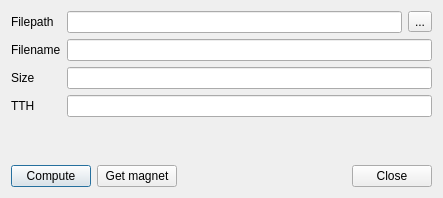
This is eiskaltdcpp-qt/ui/UIFileHasher.ui in eiskaltdcpp/eiskaltdcpp as Qt 5 draws it before an edit. The edited form follows.
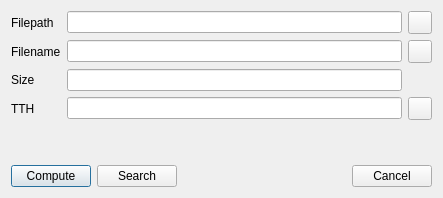
This is the edited form. Custom widgets are drawn as their Qt base class.

Commit message:
[Qt] Improve dialog for calculating TTH
of arbitrary file from file system.

Diff of the .ui file:
```diff
--- a/eiskaltdcpp-qt/ui/UIFileHasher.ui
+++ b/eiskaltdcpp-qt/ui/UIFileHasher.ui
@@ -59,6 +59,34 @@
       <property name="bottomMargin">
        <number>0</number>
       </property>
+      <item row="0" column="1">
+       <widget class="LineEdit" name="lineEdit_FILE">
+        <property name="readOnly">
+         <bool>false</bool>
+        </property>
+       </widget>
+      </item>
+      <item row="2" column="1">
+       <widget class="QLineEdit" name="lineEdit_SIZE">
+        <property name="readOnly">
+         <bool>true</bool>
+        </property>
+       </widget>
+      </item>
+      <item row="3" column="1">
+       <widget class="LineEdit" name="lineEdit_TTH">
+        <property name="readOnly">
+         <bool>true</bool>
+        </property>
+       </widget>
+      </item>
+      <item row="1" column="1">
+       <widget class="LineEdit" name="lineEdit_FNAME">
+        <property name="readOnly">
+         <bool>false</bool>
+        </property>
+       </widget>
+      </item>
       <item row="0" column="0">
        <widget class="QLabel" name="label_1">
         <property name="text">
@@ -66,17 +94,49 @@
         </property>
        </widget>
       </item>
-      <item row="0" column="1">
-       <widget class="QLineEdit" name="lineEdit_FILE">
-        <property name="readOnly">
-         <bool>false</bool>
+      <item row="2" column="0">
+       <widget class="QLabel" name="label_4">
+        <property name="text">
+         <string>Size</string>
+        </property>
+       </widget>
+      </item>
+      <item row="3" column="2">
+       <widget class="QToolButton" name="toolButton_COPY_MAGNET">
+        <property name="maximumSize">
+         <size>
+          <width>16777215</width>
+          <height>16777215</height>
+         </size>
+        </property>
+        <property name="toolTip">
+         <string>Copy magnet link to clipboard</string>
+        </property>
+        <property name="text">
+         <string/>
         </property>
        </widget>
       </item>
       <item row="0" column="2">
        <widget class="QToolButton" name="toolButton_BROWSE">
         <property name="text">
-         <string notr="true">...</string>
+         <string notr="true"/>
+        </property>
+       </widget>
+      </item>
+      <item row="1" column="2">
+       <widget class="QToolButton" name="toolButton_COPY_SEARCH_LINK">
+        <property name="maximumSize">
+         <size>
+          <width>16777215</width>
+          <height>16777215</height>
+         </size>
+        </property>
+        <property name="toolTip">
+         <string>Copy search link to clipboard</string>
+        </property>
+        <property name="text">
+         <string/>
         </property>
        </widget>
       </item>
@@ -87,27 +147,6 @@
         </property>
        </widget>
       </item>
-      <item row="1" column="1" colspan="2">
-       <widget class="LineEdit" name="lineEdit_FNAME">
-        <property name="readOnly">
-         <bool>false</bool>
-        </property>
-       </widget>
-      </item>
-      <item row="2" column="0">
-       <widget class="QLabel" name="label_4">
-        <property name="text">
-         <string>Size</string>
-        </property>
-       </widget>
-      </item>
-      <item row="2" column="1" colspan="2">
-       <widget class="QLineEdit" name="lineEdit_SIZE">
-        <property name="readOnly">
-         <bool>true</bool>
-        </property>
-       </widget>
-      </item>
       <item row="3" column="0">
        <widget class="QLabel" name="label_2">
         <property name="text">
@@ -115,13 +154,6 @@
         </property>
        </widget>
       </item>
-      <item row="3" column="1" colspan="2">
-       <widget class="QLineEdit" name="lineEdit_TTH">
-        <property name="readOnly">
-         <bool>true</bool>
-        </property>
-       </widget>
-      </item>
      </layout>
     </widget>
    </item>
@@ -150,7 +182,7 @@
      <item>
       <widget class="QPushButton" name="pushButton_MAGNET">
        <property name="text">
-        <string>Get magnet</string>
+        <string>Search</string>
        </property>
       </widget>
      </item>
@@ -170,7 +202,7 @@
      <item>
       <widget class="QPushButton" name="pushButton_CLOSE">
        <property name="text">
-        <string>Close</string>
+        <string>Cancel</string>
        </property>
       </widget>
      </item>
```
Left out of the diff: 5 changed lines with no effect on the pictures. The commit also changes 3 other files.
